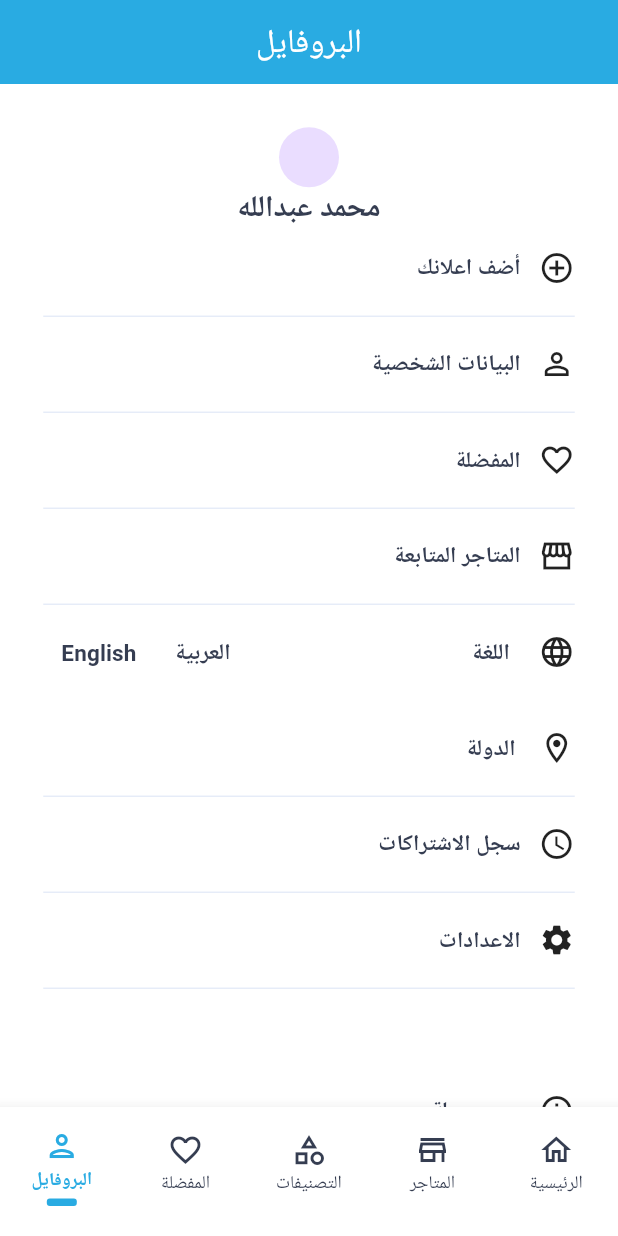
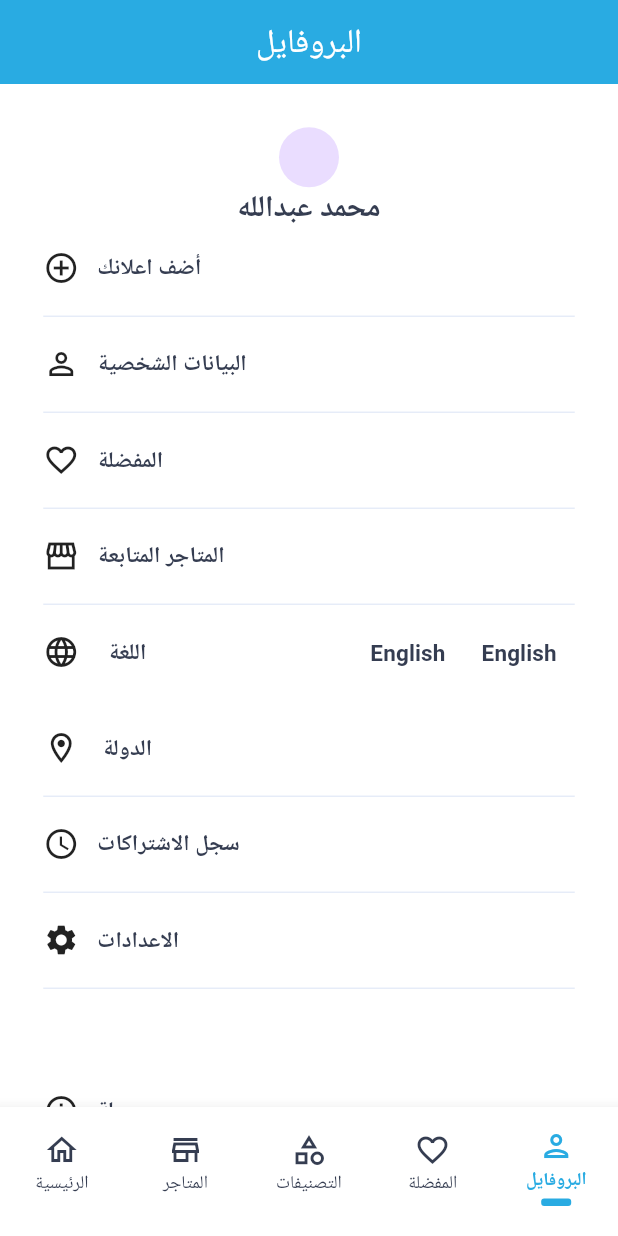
Before and after one commit to AbedMohsen1/projecxIntern, a Flutter app: the screen it shows after launch, item 5 of the bottom bar chosen, on a phone screen of 412 x 824 dp. Run offline on Flutter 3.47's test engine with Material 3 defaults, Android fonts, the phone set to English and light mode, and no system bars; our stand-ins replace dotted_border, easy_localization, flutter_svg, font_awesome_flutter, hexcolor; Roboto replaces fonts that are missing (Cairo).

Commit message:
language

```diff
--- /dev/null
+++ b/assets/translations/ar.json
@@ -0,0 +1,3 @@
+{
+  "language": "العربية"
+}
--- /dev/null
+++ b/assets/translations/en.json
@@ -0,0 +1,3 @@
+{
+    "language": "English"
+}
--- a/lib/main.dart
+++ b/lib/main.dart
@@ -1,10 +1,21 @@
 import 'package:ahd/router/routers.dart';
 import 'package:ahd/screens/bottom_main_screen.dart';
 import 'package:flutter/material.dart';
-import 'package:flutter_localizations/flutter_localizations.dart';
+// import 'package:flutter_localizations/flutter_localizations.dart';
+import 'package:easy_localization/easy_localization.dart';
 
 void main() async {
-  runApp(const MyApp());
+  WidgetsFlutterBinding.ensureInitialized();
+  await EasyLocalization.ensureInitialized();
+
+  runApp(
+    EasyLocalization(
+      supportedLocales: [Locale('en'), Locale('ar')],
+      path: 'assets/translations',
+      fallbackLocale: Locale('ar'),
+      child: MyApp(),
+    ),
+  );
 }
 
 class MyApp extends StatefulWidget {
@@ -21,13 +32,9 @@
     return MaterialApp(
       theme: ThemeData(fontFamily: 'Cairo'),
       home: const BottomBarScreen(),
-      locale: Locale('ar'),
-      supportedLocales: [Locale('ar')],
-      localizationsDelegates: [
-        GlobalMaterialLocalizations.delegate,
-        GlobalWidgetsLocalizations.delegate,
-        GlobalCupertinoLocalizations.delegate,
-      ],
+      locale: context.locale,
+      supportedLocales: context.supportedLocales,
+      localizationsDelegates: context.localizationDelegates,
       debugShowCheckedModeBanner: false,
       routes: routers.routers,
     );
--- a/lib/screens/profile/info.dart
+++ b/lib/screens/profile/info.dart
@@ -1,3 +1,5 @@
+// ignore_for_file: non_constant_identifier_names
+
 import 'package:ahd/components/gender_selector.dart';
 import 'package:ahd/theme/color_managment.dart';
 import 'package:flutter/material.dart';
--- a/lib/screens/profile/profile.dart
+++ b/lib/screens/profile/profile.dart
@@ -8,6 +8,8 @@
 import 'package:ahd/screens/profile/terms_of_use.dart';
 import 'package:ahd/screens/profile/text_button.dart';
 import 'package:ahd/theme/color_managment.dart';
+import 'package:ahd/translations/locale_keys.g.dart';
+import 'package:easy_localization/easy_localization.dart';
 import 'package:flutter/material.dart';
 
 class Profile extends StatefulWidget {
@@ -89,11 +91,14 @@
                             icons: Icon(Icons.language)),
                         Spacer(),
                         TextButtonProfile(
-                          onPressed: () {},
-                          title: 'العربية',
-                        ),
+                            onPressed: () {
+                              context.setLocale(Locale('ar'));
+                            },
+                            title: LocaleKeys.language),
                         TextButtonProfile(
-                          onPressed: () {},
+                          onPressed: () {
+                            context.setLocale(Locale('en'));
+                          },
                           title: 'English',
                         ),
                       ],
--- a/pubspec.yaml
+++ b/pubspec.yaml
@@ -42,6 +42,7 @@
   dotted_border:
   font_awesome_flutter: ^10.8.0
   google_fonts: ^6.2.1
+  easy_localization: ^3.0.7+1
 
 dev_dependencies:
   flutter_test:
@@ -69,6 +70,7 @@
   assets:
    - assets/img/
    - assets/fonts/
+   - assets/translations
 
   #   - images/a_dot_ham.jpeg
 
```
Also changed, not shown: lib/translations/codegen_loader.g.dart (added), lib/translations/locale_keys.g.dart (added), pubspec.lock.
